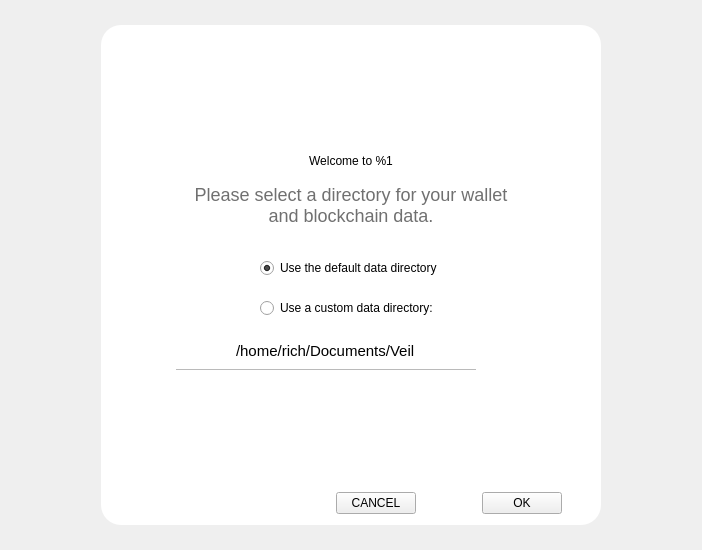
Veil-Project/veil, file src/qt/forms/intro.ui: the form before one commit.
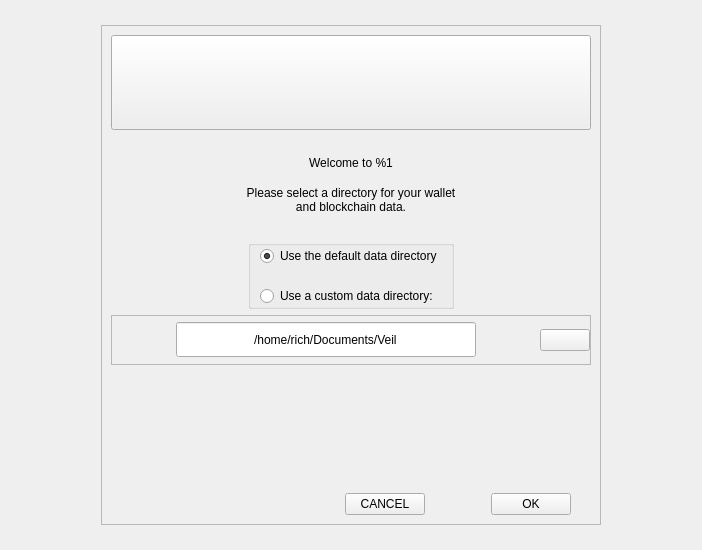
The form after the commit. Icons and pictures are not drawn.

The edit to the form file:
```diff
--- a/src/qt/forms/intro.ui
+++ b/src/qt/forms/intro.ui
@@ -13,9 +13,6 @@
   <property name="windowTitle">
    <string>Welcome</string>
   </property>
-  <property name="styleSheet">
-   <string notr="true"/>
-  </property>
   <layout class="QVBoxLayout" name="verticalLayout">
    <property name="leftMargin">
     <number>0</number>
@@ -46,14 +43,6 @@
      <property name="autoFillBackground">
       <bool>false</bool>
      </property>
-     <property name="styleSheet">
-      <string notr="true">#frame{
-border-image: url(&quot;:/icons/splash_background&quot;) 0 0 0 0 stretch stretch;
-    padding:0px;
-    margin:0px;
-}
-</string>
-     </property>
      <property name="frameShape">
       <enum>QFrame::NoFrame</enum>
      </property>
@@ -81,14 +70,6 @@
         <property name="autoFillBackground">
          <bool>false</bool>
         </property>
-        <property name="styleSheet">
-         <string notr="true">#frame2{
-  background-color: white;
-  padding: 2px 10px 2px 10px;
-border-radius:20px;
-}
-</string>
-        </property>
         <property name="frameShape">
          <enum>QFrame::StyledPanel</enum>
         </property>
@@ -110,10 +91,6 @@
            <property name="focusPolicy">
             <enum>Qt::NoFocus</enum>
            </property>
-           <property name="styleSheet">
-            <string notr="true">background-color:transparent;
-border:none;</string>
-           </property>
            <property name="text">
             <string/>
            </property>
@@ -150,9 +127,6 @@
              <height>40</height>
             </size>
            </property>
-           <property name="styleSheet">
-            <string notr="true"/>
-           </property>
            <property name="text">
             <string>Welcome to %1</string>
            </property>
@@ -179,11 +153,6 @@
          </item>
          <item>
           <widget class="QLabel" name="label_2">
-           <property name="styleSheet">
-            <string notr="true">text-align:center;
-color:#707070;
-font-size:18px;</string>
-           </property>
            <property name="text">
             <string>Please select a directory for your wallet
 and blockchain data.</string>
@@ -220,12 +189,6 @@
            <property name="autoFillBackground">
             <bool>false</bool>
            </property>
-           <property name="styleSheet">
-            <string notr="true">#groupBox {
-        background-color:#ffffff;
-        border-radius:0;
-}</string>
-           </property>
            <property name="title">
             <string/>
            </property>
@@ -276,14 +239,6 @@
            <property name="layoutDirection">
             <enum>Qt::LeftToRight</enum>
            </property>
-           <property name="styleSheet">
-            <string notr="true">#frame_2{
- padding:3px;
-border:none;
-background:transparent;
-background-color:transparent;
-}</string>
-           </property>
            <property name="frameShape">
             <enum>QFrame::StyledPanel</enum>
            </property>
@@ -329,15 +284,6 @@
               <property name="focusPolicy">
                <enum>Qt::StrongFocus</enum>
               </property>
-              <property name="styleSheet">
-               <string notr="true">padding:8px;
-border:0px;
-font-size:15px;
-border-bottom:1px solid #bababa;
-background-repeat:no-repeat;
-background-position:right center;
-text-align:left;</string>
-              </property>
               <property name="text">
                <string>/home/rich/Documents/Veil</string>
               </property>
@@ -372,16 +318,6 @@
               <property name="focusPolicy">
                <enum>Qt::NoFocus</enum>
               </property>
-              <property name="styleSheet">
-               <string notr="true">#ellipsisButton {
-background-color:transparent;
-border:0px;
-
-background-repeat:no-repeat;
-background-position: center;
-margin-right:24px;
-}</string>
-              </property>
               <property name="text">
                <string/>
               </property>
@@ -480,9 +416,6 @@
              <property name="focusPolicy">
               <enum>Qt::NoFocus</enum>
              </property>
-             <property name="styleSheet">
-              <string notr="true"/>
-             </property>
              <property name="text">
               <string>CANCEL</string>
              </property>
@@ -509,9 +442,6 @@
              <property name="focusPolicy">
               <enum>Qt::NoFocus</enum>
              </property>
-             <property name="styleSheet">
-              <string notr="true"/>
-             </property>
              <property name="text">
               <string>OK</string>
              </property>
```
